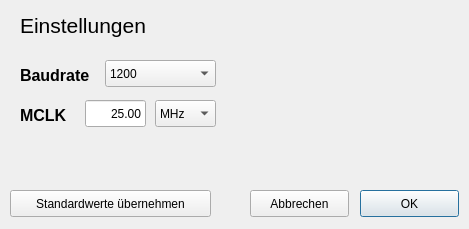
LabConnect/Interface, file einstellungen.ui: the form before one commit.
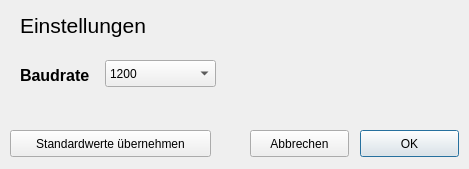
The form after the commit.

Commit message: Removed unused elements from settings

Patch:
```diff
--- a/einstellungen.ui
+++ b/einstellungen.ui
@@ -7,7 +7,7 @@
     <x>0</x>
     <y>0</y>
     <width>469</width>
-    <height>229</height>
+    <height>169</height>
    </rect>
   </property>
   <property name="windowTitle">
@@ -17,7 +17,7 @@
    <property name="geometry">
     <rect>
      <x>360</x>
-     <y>190</y>
+     <y>130</y>
      <width>99</width>
      <height>27</height>
     </rect>
@@ -30,7 +30,7 @@
    <property name="geometry">
     <rect>
      <x>250</x>
-     <y>190</y>
+     <y>130</y>
      <width>99</width>
      <height>27</height>
     </rect>
@@ -43,7 +43,7 @@
    <property name="geometry">
     <rect>
      <x>10</x>
-     <y>190</y>
+     <y>130</y>
      <width>201</width>
      <height>27</height>
     </rect>
@@ -144,73 +144,6 @@
     <string>Baudrate</string>
    </property>
   </widget>
-  <widget class="QLabel" name="label_3">
-   <property name="geometry">
-    <rect>
-     <x>20</x>
-     <y>100</y>
-     <width>71</width>
-     <height>31</height>
-    </rect>
-   </property>
-   <property name="font">
-    <font>
-     <pointsize>12</pointsize>
-     <weight>75</weight>
-     <bold>true</bold>
-    </font>
-   </property>
-   <property name="text">
-    <string>MCLK</string>
-   </property>
-  </widget>
-  <widget class="QLineEdit" name="lineEdit">
-   <property name="geometry">
-    <rect>
-     <x>85</x>
-     <y>100</y>
-     <width>61</width>
-     <height>27</height>
-    </rect>
-   </property>
-   <property name="layoutDirection">
-    <enum>Qt::LeftToRight</enum>
-   </property>
-   <property name="text">
-    <string>25.00</string>
-   </property>
-   <property name="alignment">
-    <set>Qt::AlignRight|Qt::AlignTrailing|Qt::AlignVCenter</set>
-   </property>
-  </widget>
-  <widget class="QComboBox" name="comboBox_2">
-   <property name="geometry">
-    <rect>
-     <x>155</x>
-     <y>100</y>
-     <width>61</width>
-     <height>27</height>
-    </rect>
-   </property>
-   <property name="currentIndex">
-    <number>2</number>
-   </property>
-   <item>
-    <property name="text">
-     <string>Hz</string>
-    </property>
-   </item>
-   <item>
-    <property name="text">
-     <string>kHz</string>
-    </property>
-   </item>
-   <item>
-    <property name="text">
-     <string>MHz</string>
-    </property>
-   </item>
-  </widget>
  </widget>
  <resources/>
  <connections/>
```
The commit also changes 2 other files.
